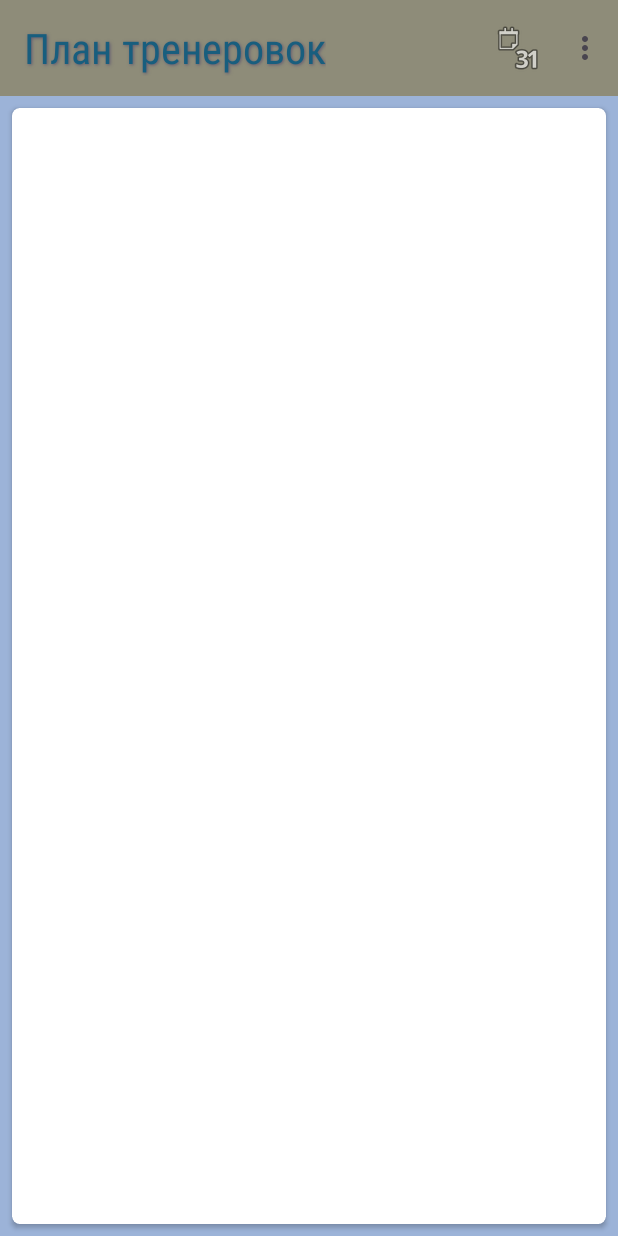
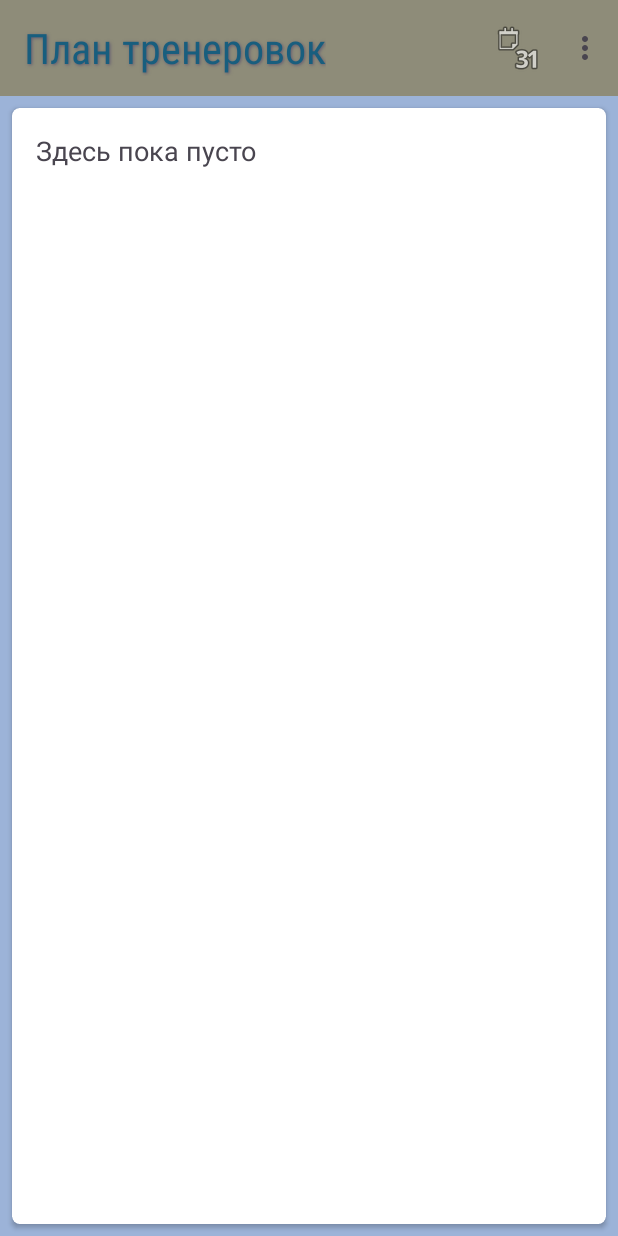
Before and after one commit to KotlyarovSergey/WorkoutSchedule, an Android app: the screen it shows after launch (MainActivity), after a tap on "История", on a phone screen of 412 x 824 dp. Run offline under Robolectric (Android 15) with nearby library versions, the phone set to English and light mode, and no system bars; our stand-ins replace data binding; Roboto replaces fonts that are not available here.

Commit message:
Progress by waiting of load history

```diff
--- a/app/src/main/java/com/ksv/workoutschedule/data/FileDataSource.kt
+++ b/app/src/main/java/com/ksv/workoutschedule/data/FileDataSource.kt
@@ -6,6 +6,7 @@ import android.util.Log
 import android.widget.Toast
 import com.ksv.workoutschedule.entity.HistoryItem
 import com.ksv.workoutschedule.entity.WorkoutDate
+import kotlinx.coroutines.delay
 import java.io.BufferedReader
 import java.io.File
 import java.io.FileInputStream
@@ -32,6 +33,7 @@ class FileDataSource(private val context: Context) {
     }
 
     fun getData(): List<HistoryItem> {
+//            delay(5000)
         val historyItemList = mutableListOf<HistoryItem>()
 
         val file = File(context.filesDir.absolutePath, HISTORY_FILE_NAME)
--- a/app/src/main/java/com/ksv/workoutschedule/presentation/HistoryFragment.kt
+++ b/app/src/main/java/com/ksv/workoutschedule/presentation/HistoryFragment.kt
@@ -5,10 +5,12 @@ import android.view.LayoutInflater
 import android.view.View
 import android.view.ViewGroup
 import androidx.fragment.app.Fragment
+import androidx.lifecycle.lifecycleScope
 import com.ksv.workoutschedule.data.HistoryRepository
 import com.ksv.workoutschedule.databinding.FragmentHistoryBinding
 import com.ksv.workoutschedule.domain.WorkoutPlan
 import com.ksv.workoutschedule.entity.HistoryItem
+import kotlinx.coroutines.launch
 import java.time.Duration
 import java.time.LocalDate
 import java.time.format.DateTimeFormatter
@@ -30,6 +32,8 @@ class HistoryFragment : Fragment() {
 
         val historyList = loadHistoryList()
         showHistoryList(historyList)
+        binding.progress.visibility = View.INVISIBLE
+        binding.cardHistory.visibility = View.VISIBLE
     }
 
     override fun onDestroy() {
@@ -43,9 +47,13 @@ class HistoryFragment : Fragment() {
     }
 
     private fun showHistoryList(historyList: List<HistoryItem>) {
-        for (historyItem in historyList) {
-            binding.historyEdittext.append(historyItemToString(historyItem))
-            binding.historyEdittext.append("\n")
+        if(historyList.isEmpty()){
+            binding.historyEdittext.text = VOID_HISTORY_MSG
+        } else {
+            for (historyItem in historyList) {
+                binding.historyEdittext.append(historyItemToString(historyItem))
+                binding.historyEdittext.append("\n")
+            }
         }
     }
 
@@ -75,4 +83,7 @@ class HistoryFragment : Fragment() {
             number.toString()
     }
 
+    companion object {
+        private val VOID_HISTORY_MSG = "Здесь пока пусто"
+    }
 }
--- a/app/src/main/res/layout/fragment_history.xml
+++ b/app/src/main/res/layout/fragment_history.xml
@@ -9,10 +9,19 @@
         android:background="#9CB3D8"
         tools:context=".presentation.HistoryFragment">
 
+        <ProgressBar
+            android:id="@+id/progress"
+            android:layout_width="wrap_content"
+            android:layout_height="wrap_content"
+            android:layout_gravity="center"/>
+
+
         <androidx.cardview.widget.CardView
+            android:id="@+id/card_history"
             android:layout_width="match_parent"
             android:layout_height="match_parent"
             android:layout_margin="8dp"
+            android:visibility="invisible"
             android:background="#C0CAC8"
             app:cardCornerRadius="5dp">
 
```
